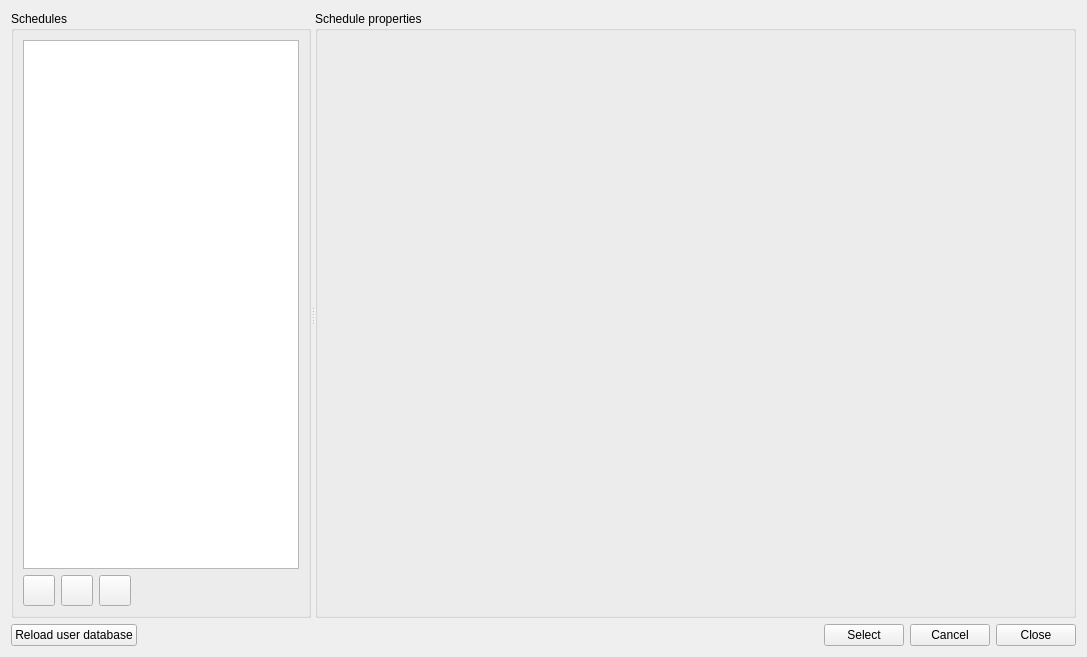
Before: the Qt Designer form SIM-VICUS/src/SVDBScheduleEditDialog.ui in ghorwin/SIM-VICUS, drawn with Qt 5.
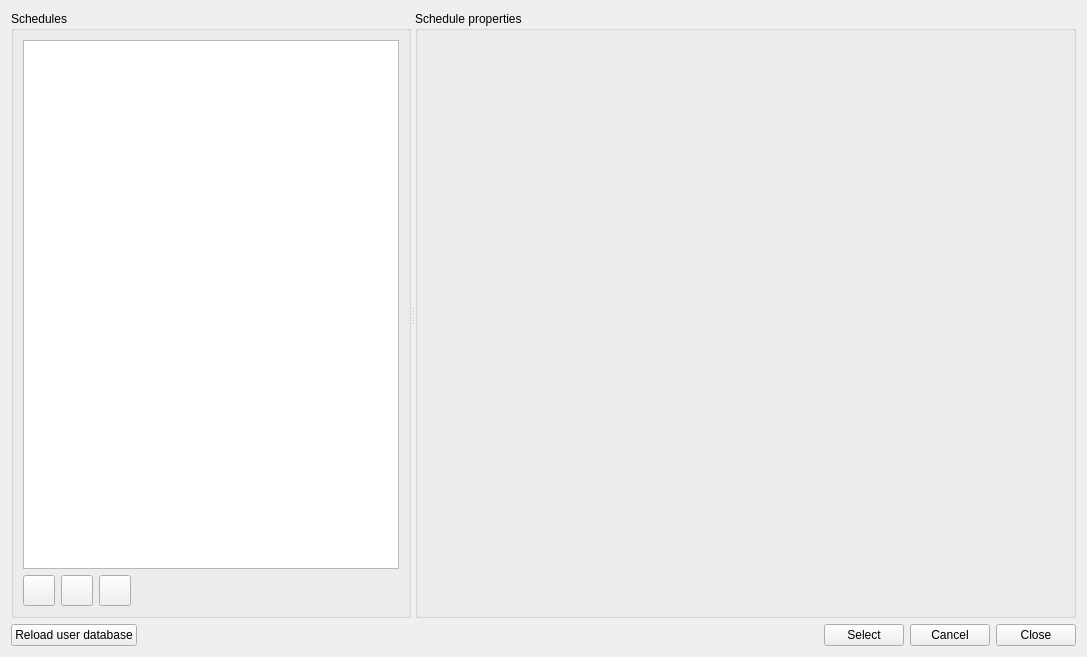
After: the same form once the commit is applied. Icons and pictures are not drawn. Custom widgets are drawn as their Qt base class.

Commit message: schedule ui design

What changed in the file:
```diff
--- a/SIM-VICUS/src/SVDBScheduleEditDialog.ui
+++ b/SIM-VICUS/src/SVDBScheduleEditDialog.ui
@@ -25,7 +25,7 @@
      <widget class="QGroupBox" name="groupBox">
       <property name="maximumSize">
        <size>
-        <width>300</width>
+        <width>400</width>
         <height>16777215</height>
        </size>
       </property>
```
The commit also changes 3 other files.
